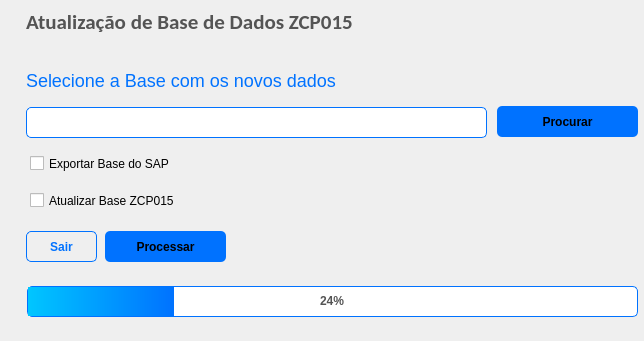
First picture: the form in gui.ui, repository AndersonBones/update-zcp015-app, before the edit.
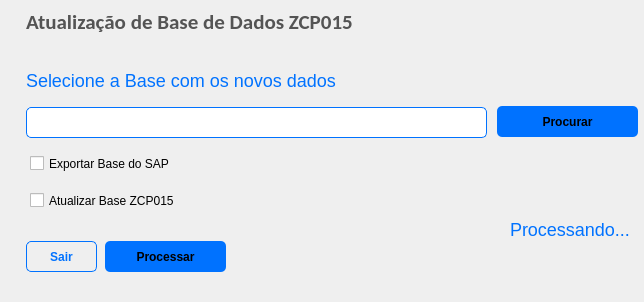
Second picture: the form after the edit.

Commit message: set process status

```diff
--- a/gui.ui
+++ b/gui.ui
@@ -7,7 +7,7 @@
     <x>0</x>
     <y>0</y>
     <width>644</width>
-    <height>341</height>
+    <height>302</height>
    </rect>
   </property>
   <property name="maximumSize">
@@ -36,7 +36,7 @@
    <property name="geometry">
     <rect>
      <x>26</x>
-     <y>231</y>
+     <y>241</y>
      <width>71</width>
      <height>31</height>
     </rect>
@@ -60,7 +60,7 @@
    <property name="geometry">
     <rect>
      <x>105</x>
-     <y>231</y>
+     <y>241</y>
      <width>121</width>
      <height>31</height>
     </rect>
@@ -169,36 +169,6 @@
     <string>Selecione a Base com os novos dados</string>
    </property>
   </widget>
-  <widget class="QProgressBar" name="progressBar">
-   <property name="geometry">
-    <rect>
-     <x>27</x>
-     <y>286</y>
-     <width>611</width>
-     <height>31</height>
-    </rect>
-   </property>
-   <property name="styleSheet">
-    <string notr="true">QProgressBar{
-	text-align:center;
-	
-	background-color: rgb(255, 255, 255);
-	border:1px solid  rgba(0, 114, 255, 255);
-	border-radius:5px;
-	font-weight:600;
-	color: rgb(84, 84, 84);
-}
-
-QProgressBar::chunk{
-
-	
-	background-color: qlineargradient(spread:pad, x1:0, y1:0, x2:1, y2:0, stop:0 #00c6ff, stop:1 rgba(0, 114, 255, 255));
-}</string>
-   </property>
-   <property name="value">
-    <number>24</number>
-   </property>
-  </widget>
   <widget class="QCheckBox" name="checkBox">
    <property name="geometry">
     <rect>
@@ -230,6 +200,23 @@
     <string>Atualizar Base ZCP015</string>
    </property>
   </widget>
+  <widget class="QLabel" name="process">
+   <property name="geometry">
+    <rect>
+     <x>510</x>
+     <y>189</y>
+     <width>121</width>
+     <height>81</height>
+    </rect>
+   </property>
+   <property name="styleSheet">
+    <string notr="true">color: rgb(0, 114, 255);
+font-size:18px;</string>
+   </property>
+   <property name="text">
+    <string>Processando...</string>
+   </property>
+  </widget>
   <zorder>exit_button</zorder>
   <zorder>run_process_btn</zorder>
   <zorder>search_file_btn</zorder>
```
Left out of the diff: 2 changed lines with no effect on the pictures. The commit also changes 9 other files.
